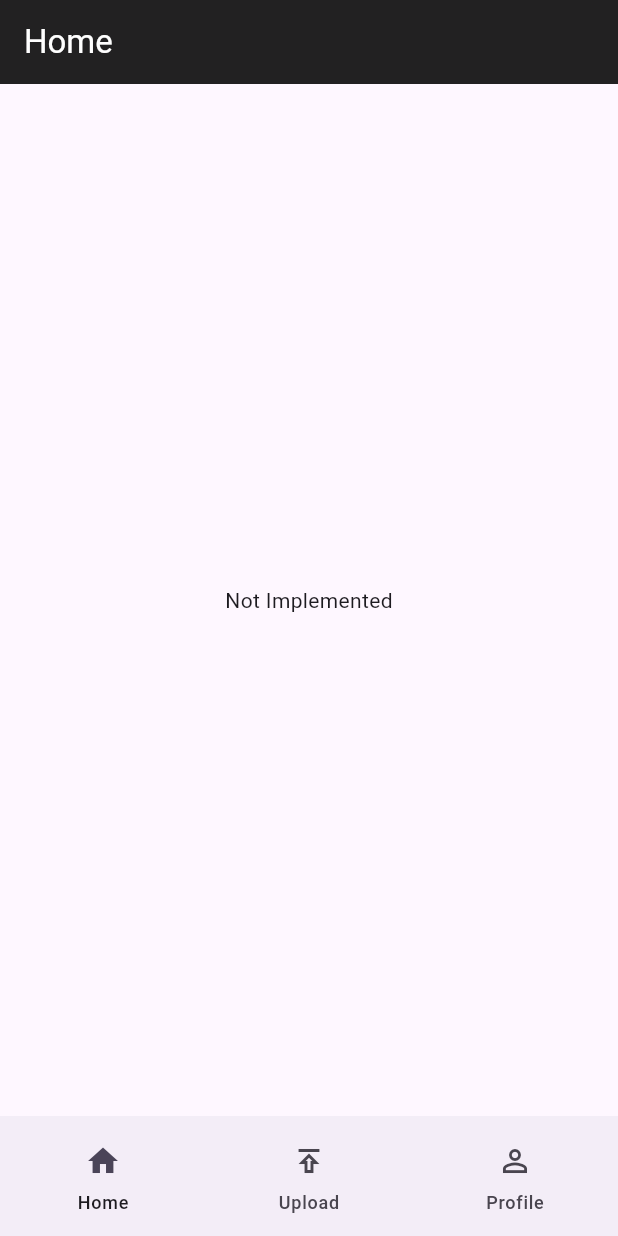
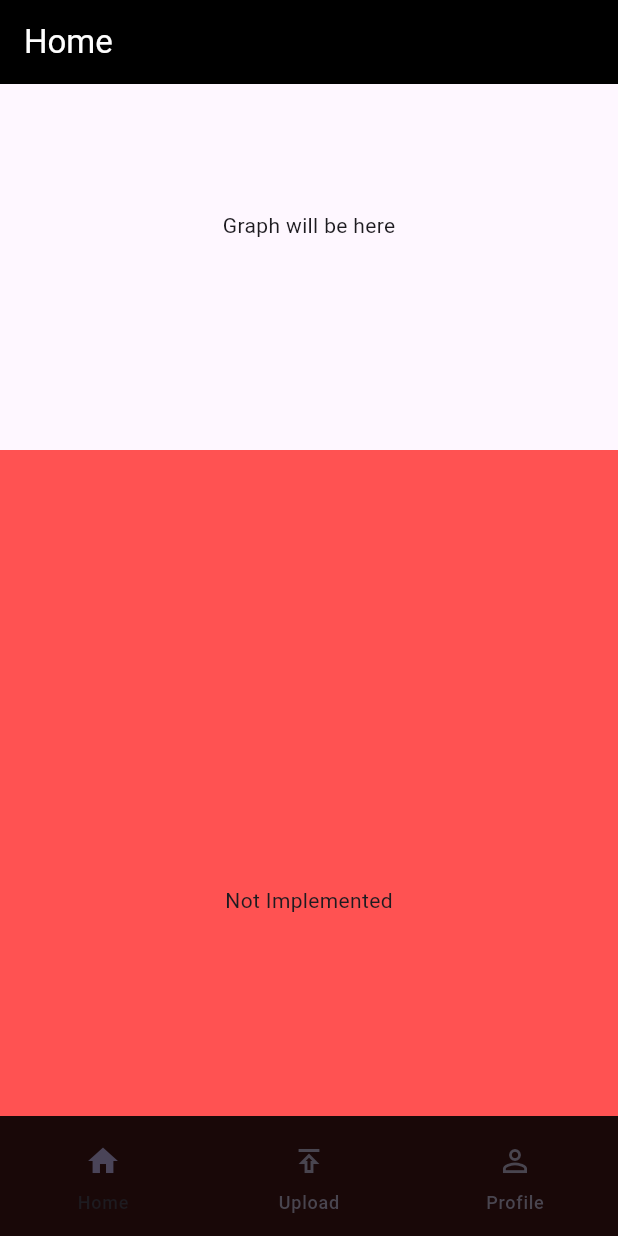
Before and after one commit to 0x6Ain/lose_It_up_app, a Flutter app: the screen it shows after launch, on a phone screen of 412 x 824 dp. Run offline on Flutter 3.47's test engine with Material 2 defaults, Android fonts, the light colour scheme and no system bars; our stand-ins replace flutter_dotenv, go_router.

Commit message:
feat: Change navigation bar's color transparent

```diff
--- a/lib/app.dart
+++ b/lib/app.dart
@@ -15,7 +15,7 @@ class MyApp extends StatelessWidget {
           useMaterial3: true,
           primarySwatch: Colors.grey,
           appBarTheme: const AppBarTheme(
-          backgroundColor: Colors.black87,
+            backgroundColor: Colors.black,
             foregroundColor: Colors.white,
             elevation: 0,
           ),
@@ -25,19 +25,70 @@ class MyApp extends StatelessWidget {
               foregroundColor: Colors.white, // foreground (text) color
             ),
           ),
+        ));
+  }
+}
+
+class HomeScreen extends StatefulWidget {
+  const HomeScreen({super.key});
+
+  @override
+  State<HomeScreen> createState() => _HomeScreenState();
+}
+
+class _HomeScreenState extends State<HomeScreen> {
+  late final ScrollController _controller;
+  @override
+  void initState() {
+    super.initState();
+    _controller = ScrollController();
+  }
+
+  @override
+  void dispose() {
+    super.dispose();
+    _controller.dispose();
+  }
+
+  @override
+  Widget build(BuildContext context) {
+    return Scaffold(
+      extendBodyBehindAppBar: true,
+      appBar: AppBar(
+        title: const Text('Home'),
+        // backgroundColor: Theme.of(context).appBarTheme.backgroundColor,
+      ),
+      body: Scrollbar(
+        controller: _controller,
+        thickness: 5, //width of scrollbar
+        radius: const Radius.circular(10), //corner radius of scrollbar
+        child: SingleChildScrollView(
+          controller: _controller,
+          child: Column(
+            children: [
+              const SizedBox(
+                height: 300,
+                child: Center(child: Text('Graph will be here')),
+              ),
+              Container(
+                height: 600,
+                color: Colors.redAccent,
+                child: const Center(child: Text('Not Implemented')),
+              ),
+              Container(
+                height: 600,
+                color: Colors.yellowAccent,
+                child: const Center(child: Text('Not Implemented')),
+              ),
+              Container(
+                height: 600,
+                color: Colors.orangeAccent,
+                child: const Center(child: Text('Not Implemented')),
+              )
+            ],
+          ),
+        ),
       ),
     );
   }
 }
-
-class HomeScreen extends StatelessWidget {
-  const HomeScreen({super.key});
-
-  @override
-  Widget build(BuildContext context) {
-    return Scaffold(
-      appBar: AppBar(title: const Text('Home')),
-      body: const Center(child: Text('Not Implemented')),
-    );
-  }
-}
--- a/lib/common/entire_layout/scaffold_with_navigation_bar.dart
+++ b/lib/common/entire_layout/scaffold_with_navigation_bar.dart
@@ -16,11 +16,13 @@ class ScaffoldWithNavigationBar extends StatelessWidget {
   @override
   Widget build(BuildContext context) {
     return Scaffold(
+      extendBody: true,
       body: body,
       bottomNavigationBar: NavigationBar(
         onDestinationSelected: onDestinationSelected,
         selectedIndex: selectedIndex,
         indicatorColor: Colors.transparent,
+        backgroundColor: Colors.black.withOpacity(0.9),
         destinations: [
           NavigationDestination(
             label: 'Home'.hardcoded,
--- a/lib/common/entire_layout/scaffold_with_navigation_rail.dart
+++ b/lib/common/entire_layout/scaffold_with_navigation_rail.dart
@@ -22,6 +22,7 @@ class ScaffoldWithNavigationRail extends StatelessWidget {
             selectedIndex: selectedIndex,
             onDestinationSelected: onDestinationSelected,
             indicatorColor: Colors.transparent,
+            backgroundColor: Colors.transparent.withOpacity(0.3),
             labelType: NavigationRailLabelType.all,
             destinations: [
               NavigationRailDestination(
```
Also changed, not shown: lib/common/entire_layout/scrollable_widget.dart (added, +45 -0 lines). Lines whose indentation alone changed are shown as unchanged.
